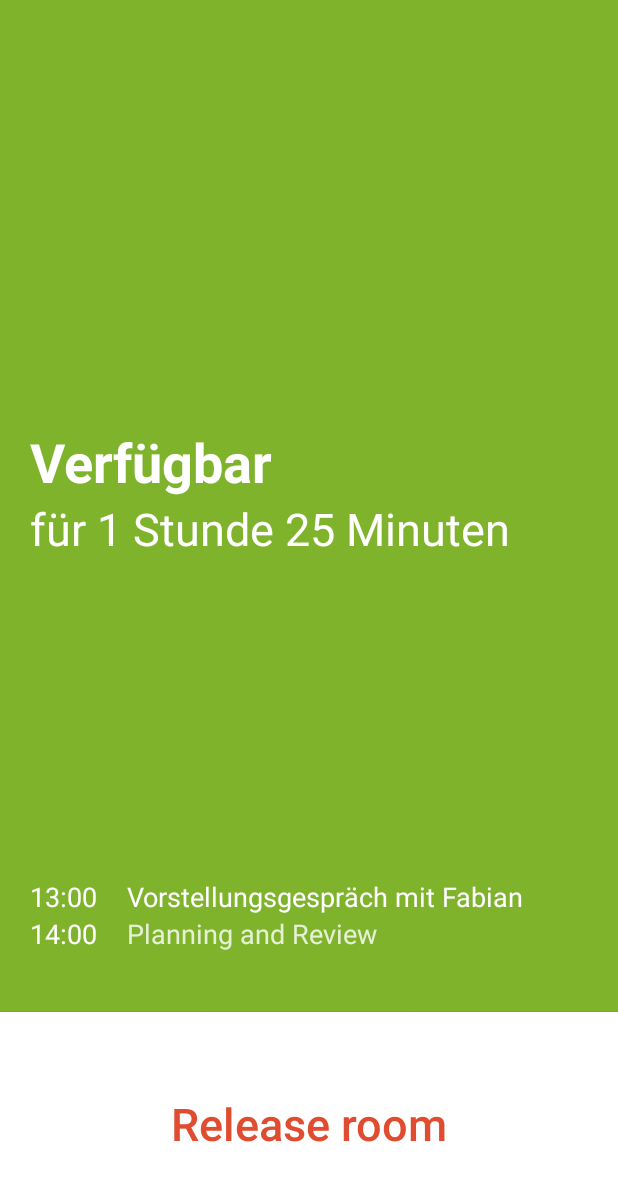
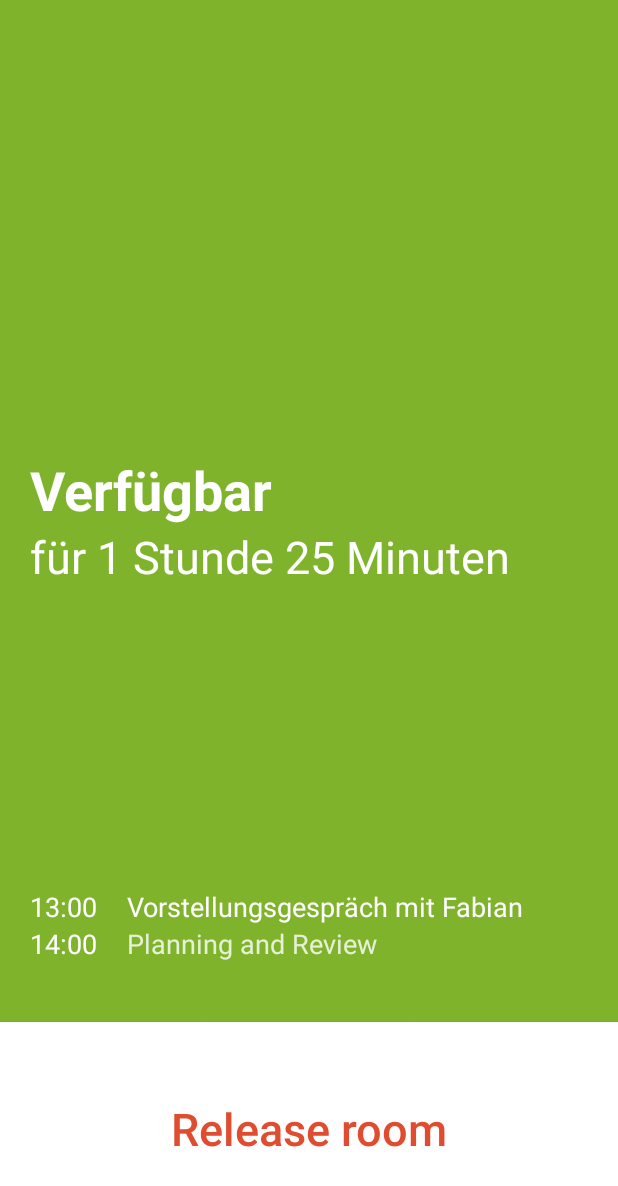
Before and after one commit to synyx/MeeRoo, an Android app: the layout fragment_status.xml on its own in the app's theme, with its tools: preview values and no code run, on a phone screen of 412 x 824 dp. Shown: the top 1186 px of the screen. Run offline under Robolectric (Android 15) with nearby library versions, the phone set to English and light mode, and no system bars.

Commit message:
Fix header height on different screen sizes

```diff
--- a/app/src/main/res/values-sw600dp/dimens.xml
+++ b/app/src/main/res/values-sw600dp/dimens.xml
@@ -1,7 +1,7 @@
 <?xml version="1.0" encoding="utf-8"?>
 <resources>
 
-    <dimen name="header_height">100dp</dimen>
+    <dimen name="header_height">110dp</dimen>
 
     <dimen name="font_size_extra_large">80sp</dimen>
     <dimen name="font_size_larger">40sp</dimen>
--- /dev/null
+++ b/app/src/main/res/values-w600dp/dimens.xml
@@ -0,0 +1,6 @@
+<?xml version="1.0" encoding="utf-8"?>
+<resources>
+
+    <dimen name="header_height">78dp</dimen>
+
+</resources>
--- a/app/src/main/res/values/dimens.xml
+++ b/app/src/main/res/values/dimens.xml
@@ -1,7 +1,7 @@
 <?xml version="1.0" encoding="utf-8"?>
 <resources>
 
-    <dimen name="header_height">78dp</dimen>
+    <dimen name="header_height">110dp</dimen>
 
     <dimen name="font_size_extra_large">36sp</dimen>
     <dimen name="font_size_larger">30sp</dimen>
```
